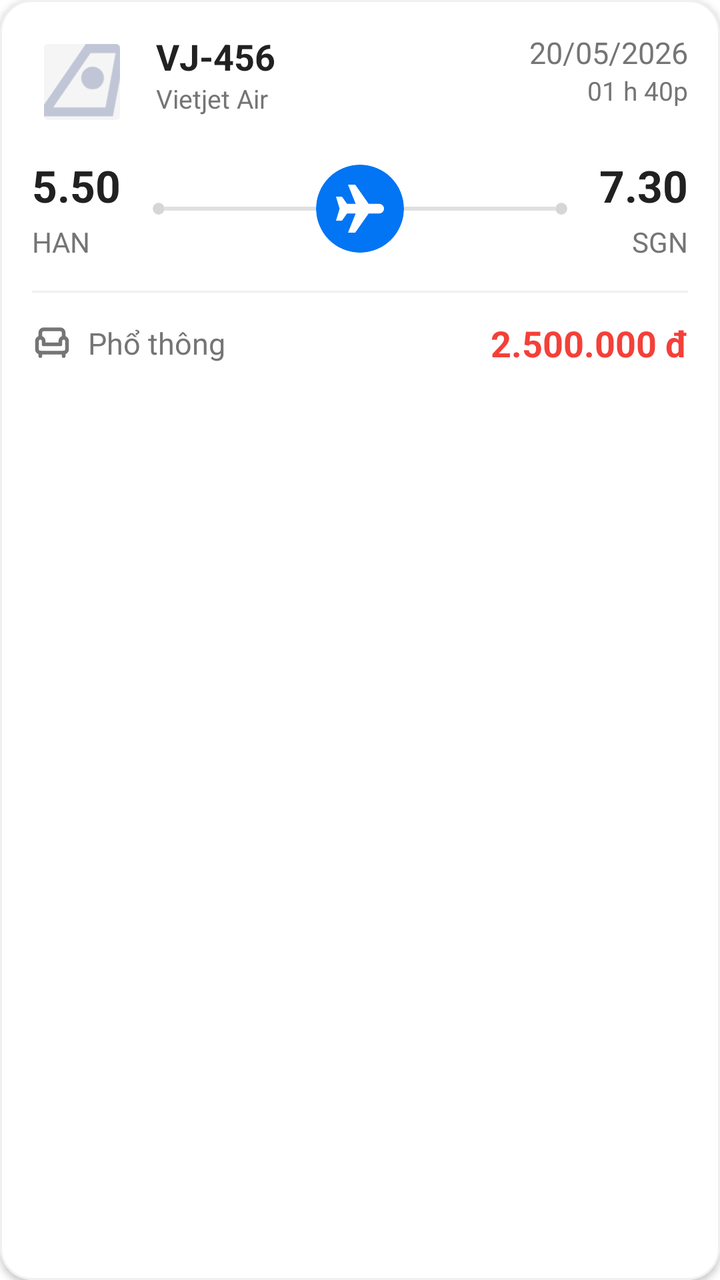
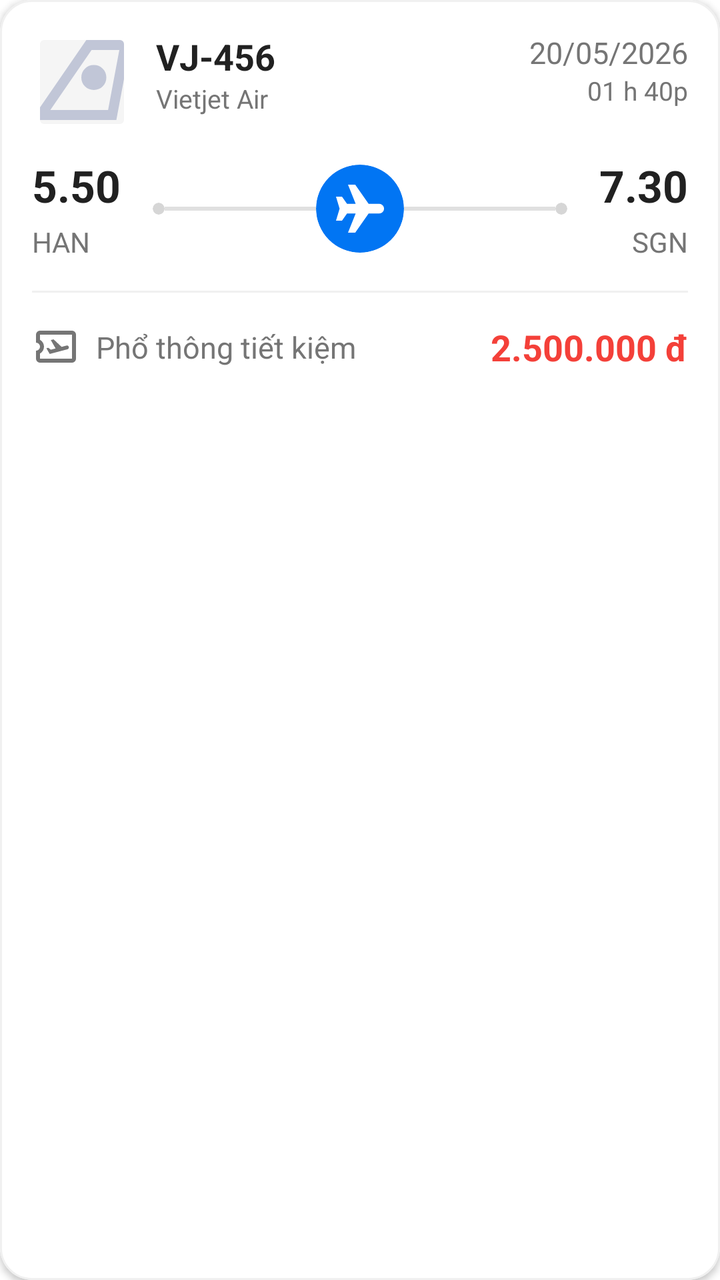

Two renders of the same Android screen: before a commit and after it. Below are the layout's source before the change and the commit's diff.
<!-- AndroidManifest.xml: application theme Theme.FlightBookingApp -->
<!-- res/layout/item_flight.xml -->
<?xml version="1.0" encoding="utf-8"?>
<com.google.android.material.card.MaterialCardView xmlns:android="http://schemas.android.com/apk/res/android"
    xmlns:app="http://schemas.android.com/apk/res-auto"
    android:layout_width="match_parent"
    android:layout_height="wrap_content"
    android:layout_marginHorizontal="16dp"
    android:layout_marginVertical="8dp"
    app:cardBackgroundColor="#FFFFFF"
    app:cardCornerRadius="16dp"
    app:cardElevation="2dp"
    app:strokeColor="#F0F0F0"
    app:strokeWidth="1dp">

    <androidx.constraintlayout.widget.ConstraintLayout
        android:layout_width="match_parent"
        android:layout_height="wrap_content"
        android:padding="16dp">
        

            <com.google.android.material.imageview.ShapeableImageView
                android:id="@+id/imgAirlineLogo"
                android:layout_width="50dp"
                android:layout_height="50dp"
                android:background="#F5F5F5"
                android:padding="6dp"
                android:src="@drawable/ic_airline"
                android:scaleType="centerCrop"
                app:shapeAppearanceOverlay="@style/RoundedCorners"
                app:layout_constraintStart_toStartOf="parent"
                app:layout_constraintTop_toTopOf="parent"/>
        
        <TextView
            android:id="@+id/tv_flight_number"
            android:layout_width="wrap_content"
            android:layout_height="wrap_content"
            android:layout_marginStart="12dp"
            android:text="VJ-456"
            android:textColor="#212121"
            android:textSize="18sp"
            android:textStyle="bold"
            app:layout_constraintBottom_toTopOf="@id/tv_flight_airline"
            app:layout_constraintStart_toEndOf="@id/imgAirlineLogo"
            app:layout_constraintTop_toTopOf="@id/imgAirlineLogo" />

        <TextView
            android:id="@+id/tv_flight_airline"
            android:layout_width="wrap_content"
            android:layout_height="wrap_content"
            android:layout_marginStart="12dp"
            android:text="Vietjet Air"
            android:textColor="#757575"
            android:textSize="13sp"
            app:layout_constraintStart_toEndOf="@id/imgAirlineLogo"
            app:layout_constraintTop_toBottomOf="@id/tv_flight_number" />


        <TextView
            android:id="@+id/tv_date"
            android:layout_width="wrap_content"
            android:layout_height="wrap_content"
            android:text="20/05/2026"
            android:textColor="#757575"
            android:textSize="15sp"
            app:layout_constraintBottom_toTopOf="@id/tv_duration"
            app:layout_constraintEnd_toEndOf="parent"
            app:layout_constraintTop_toTopOf="@id/imgAirlineLogo"
             />

        <TextView
            android:id="@+id/tv_duration"
            android:layout_width="wrap_content"
            android:layout_height="wrap_content"
            android:text="01 h 40p"
            android:textColor="#757575"
            android:textSize="13sp"
            app:layout_constraintEnd_toEndOf="parent"
            app:layout_constraintTop_toBottomOf="@id/tv_date"
            />


        <TextView
            android:id="@+id/tv_departure_time"
            android:layout_width="wrap_content"
            android:layout_height="wrap_content"
            android:layout_marginTop="12dp"
            android:text="5.50"
            android:textColor="#212121"
            android:textSize="22sp"
            android:textStyle="bold"
            app:layout_constraintStart_toStartOf="parent"
            app:layout_constraintTop_toBottomOf="@id/imgAirlineLogo" />

        <TextView
            android:id="@+id/tv_departure_location"
            android:layout_width="wrap_content"
            android:layout_height="wrap_content"
            android:layout_marginTop="4dp"
            android:text="HAN"
            android:textColor="#757575"
            android:textSize="14sp"
            app:layout_constraintStart_toStartOf="parent"
            app:layout_constraintTop_toBottomOf="@id/tv_departure_time" />

        <TextView
            android:id="@+id/tv_arrival_time"
            android:layout_width="wrap_content"
            android:layout_height="wrap_content"
            android:text="7.30"
            android:textColor="#212121"
            android:textSize="22sp"
            android:textStyle="bold"
            app:layout_constraintEnd_toEndOf="parent"
            app:layout_constraintTop_toTopOf="@id/tv_departure_time" />

        <TextView
            android:id="@+id/tv_arrival_location"
            android:layout_width="wrap_content"
            android:layout_height="wrap_content"
            android:layout_marginTop="4dp"
            android:text="SGN"
            android:textColor="#757575"
            android:textSize="14sp"
            app:layout_constraintEnd_toEndOf="parent"
            app:layout_constraintTop_toBottomOf="@id/tv_arrival_time" />

        <com.google.android.material.card.MaterialCardView
            android:id="@+id/card_plane_icon"
            android:layout_width="44dp"
            android:layout_height="44dp"
            app:cardBackgroundColor="#0175F3"
            app:cardCornerRadius="22dp"
            app:cardElevation="0dp"
            app:layout_constraintBottom_toBottomOf="@id/tv_departure_location"
            app:layout_constraintEnd_toStartOf="@id/tv_arrival_time"
            app:layout_constraintStart_toEndOf="@id/tv_departure_time"
            app:layout_constraintTop_toTopOf="@id/tv_departure_time">

            <ImageView
                android:layout_width="24dp"
                android:layout_height="24dp"
                android:layout_gravity="center"
                android:scaleType="centerCrop"
                android:src="@drawable/ic_item_flight"
                app:tint="#FFFFFF" />
        </com.google.android.material.card.MaterialCardView>

        <com.google.android.material.card.MaterialCardView
            android:id="@+id/dot_left"
            android:layout_width="6dp"
            android:layout_height="6dp"
            android:layout_marginStart="16dp"
            app:cardBackgroundColor="#D6D6D6"
            app:cardCornerRadius="3dp"
            app:cardElevation="0dp"
            app:layout_constraintBottom_toBottomOf="@id/card_plane_icon"
            app:layout_constraintStart_toEndOf="@id/tv_departure_time"
            app:layout_constraintTop_toTopOf="@id/card_plane_icon" />

        <View
            android:layout_width="0dp"
            android:layout_height="2dp"
            android:background="#E0E0E0"
            app:layout_constraintBottom_toBottomOf="@id/card_plane_icon"
            app:layout_constraintEnd_toStartOf="@id/card_plane_icon"
            app:layout_constraintStart_toEndOf="@id/dot_left"
            app:layout_constraintTop_toTopOf="@id/card_plane_icon" />

        <com.google.android.material.card.MaterialCardView
            android:id="@+id/dot_right"
            android:layout_width="6dp"
            android:layout_height="6dp"
            android:layout_marginEnd="16dp"
            app:cardBackgroundColor="#D6D6D6"
            app:cardCornerRadius="3dp"
            app:cardElevation="0dp"
            app:layout_constraintBottom_toBottomOf="@id/card_plane_icon"
            app:layout_constraintEnd_toStartOf="@id/tv_arrival_time"
            app:layout_constraintTop_toTopOf="@id/card_plane_icon" />

        <View
            android:layout_width="0dp"
            android:layout_height="2dp"
            android:background="#E0E0E0"
            app:layout_constraintBottom_toBottomOf="@id/card_plane_icon"
            app:layout_constraintEnd_toStartOf="@id/dot_right"
            app:layout_constraintStart_toEndOf="@id/card_plane_icon"
            app:layout_constraintTop_toTopOf="@id/card_plane_icon" />


        <View
            android:id="@+id/divider"
            android:layout_width="match_parent"
            android:layout_height="1dp"
            android:layout_marginTop="15dp"
            android:background="#F0F0F0"
            app:layout_constraintTop_toBottomOf="@id/tv_departure_location" />


        <ImageView
            android:id="@+id/iv_seat"
            android:layout_width="20dp"
            android:layout_height="20dp"
            android:layout_marginTop="15dp"
            android:src="@drawable/ic_seat_class"
            app:tint="#757575"
            app:layout_constraintStart_toStartOf="parent"
            app:layout_constraintTop_toBottomOf="@id/divider" />

        <TextView
            android:id="@+id/tv_seat_class"
            android:layout_width="wrap_content"
            android:layout_height="wrap_content"
            android:layout_marginStart="8dp"
            android:text="Phổ thông"
            android:textColor="#757575"
            android:textSize="15sp"
            app:layout_constraintBottom_toBottomOf="@id/iv_seat"
            app:layout_constraintStart_toEndOf="@id/iv_seat"
            app:layout_constraintTop_toTopOf="@id/iv_seat" />

        <TextView
            android:id="@+id/tv_price"
            android:layout_width="wrap_content"
            android:layout_height="wrap_content"
            android:text="2.500.000 đ"
            android:textColor="@color/primary_red"
            android:textSize="18sp"
            android:textStyle="bold"
            app:layout_constraintBottom_toBottomOf="@id/iv_seat"
            app:layout_constraintEnd_toEndOf="parent"
            app:layout_constraintTop_toTopOf="@id/iv_seat" />


    </androidx.constraintlayout.widget.ConstraintLayout>
</com.google.android.material.card.MaterialCardView>
<!-- resources referenced by this layout -->
<resources>
  <color name="primary_red">#F44039</color>
  <!-- drawable ic_item_flight (drawable) -->
  <vector xmlns:android="http://schemas.android.com/apk/res/android"
      android:width="20dp"
      android:height="20dp"
      android:viewportWidth="20"
      android:viewportHeight="20">
    <path
        android:pathData="M0,5H2.5L4.6,8H8.2L5,0H8L13.6,8H18C18.55,8 19.021,8.196 19.413,8.587C19.804,8.979 20,9.45 20,10C20,10.55 19.804,11.021 19.413,11.413C19.021,11.804 18.55,12 18,12H13.6L8,20H5L8.2,12H4.6L2.5,15H0L1.5,10L0,5Z"
        android:fillColor="#0059BB"/>
  </vector>
  <!-- drawable ic_seat_class (drawable) -->
  <vector xmlns:android="http://schemas.android.com/apk/res/android"
      android:width="16dp"
      android:height="16dp"
      android:viewportWidth="16"
      android:viewportHeight="16">
    <path
        android:pathData="M12.667,6V4C12.667,3.646 12.526,3.307 12.276,3.057C12.026,2.807 11.687,2.667 11.333,2.667H4.667C4.313,2.667 3.974,2.807 3.724,3.057C3.474,3.307 3.333,3.646 3.333,4V6"
        android:strokeLineJoin="round"
        android:strokeWidth="1.5"
        android:fillColor="#00000000"
        android:strokeColor="#555555"
        android:strokeLineCap="round"/>
    <path
        android:pathData="M2,7.333V10.667C2,11.02 2.14,11.359 2.391,11.609C2.641,11.859 2.98,12 3.333,12H12.667C13.02,12 13.359,11.859 13.609,11.609C13.859,11.359 14,11.02 14,10.667V7.333C14,6.98 13.859,6.641 13.609,6.391C13.359,6.14 13.02,6 12.667,6C12.313,6 11.974,6.14 11.724,6.391C11.474,6.641 11.333,6.98 11.333,7.333V8.667H4.667V7.333C4.667,6.98 4.526,6.641 4.276,6.391C4.026,6.14 3.687,6 3.333,6C2.98,6 2.641,6.14 2.391,6.391C2.14,6.641 2,6.98 2,7.333V7.333Z"
        android:strokeLineJoin="round"
        android:strokeWidth="1.5"
        android:fillColor="#00000000"
        android:strokeColor="#555555"
        android:strokeLineCap="round"/>
    <path
        android:pathData="M3.333,12V13.333"
        android:strokeLineJoin="round"
        android:strokeWidth="1.5"
        android:fillColor="#00000000"
        android:strokeColor="#555555"
        android:strokeLineCap="round"/>
    <path
        android:pathData="M12.667,12V13.333"
        android:strokeLineJoin="round"
        android:strokeWidth="1.5"
        android:fillColor="#00000000"
        android:strokeColor="#555555"
        android:strokeLineCap="round"/>
  </vector>
  <style name="RoundedCorners" parent="">
          <item name="cornerFamily">rounded</item>
          <item name="cornerSizeTopLeft">2dp</item>
          <item name="cornerSizeTopRight">2dp</item>
          <item name="cornerSizeBottomLeft">2dp</item>
          <item name="cornerSizeBottomRight">2dp</item>
      </style>
  <style name="Theme.FlightBookingApp" parent="Theme.MaterialComponents.DayNight.NoActionBar">
          
          <item name="colorPrimary">@color/purple_500</item>
          <item name="colorPrimaryVariant">@color/purple_700</item>
          <item name="colorOnPrimary">@color/white</item>
          
          <item name="colorSecondary">@color/teal_200</item>
          <item name="colorSecondaryVariant">@color/teal_700</item>
          <item name="colorOnSecondary">@color/black</item>
          
          <item name="android:statusBarColor">?attr/colorPrimaryVariant</item>
          
      </style>
  <color name="purple_500">#FF6200EE</color>
  <color name="purple_700">#FF3700B3</color>
  <color name="white">#FFFFFFFF</color>
  <color name="teal_200">#FF03DAC5</color>
  <color name="teal_700">#FF018786</color>
  <color name="black">#FF000000</color>
  <!-- unchanged entries left out for length: 1 -->
</resources>

<!-- the commit's change to res/layout/item_flight.xml (unified diff, before → after) -->
@@ -22,7 +22,7 @@
                 android:layout_width="50dp"
                 android:layout_height="50dp"
                 android:background="#F5F5F5"
-                android:padding="6dp"
+                android:padding="4dp"
                 android:src="@drawable/ic_airline"
                 android:scaleType="centerCrop"
                 app:shapeAppearanceOverlay="@style/RoundedCorners"
@@ -197,26 +197,26 @@
 
 
         <ImageView
-            android:id="@+id/iv_seat"
-            android:layout_width="20dp"
-            android:layout_height="20dp"
+            android:id="@+id/iv_fare_class"
+            android:layout_width="24dp"
+            android:layout_height="24dp"
             android:layout_marginTop="15dp"
-            android:src="@drawable/ic_seat_class"
+            android:src="@drawable/ic_fare_class"
             app:tint="#757575"
             app:layout_constraintStart_toStartOf="parent"
             app:layout_constraintTop_toBottomOf="@id/divider" />
 
         <TextView
-            android:id="@+id/tv_seat_class"
+            android:id="@+id/tv_fare_class"
             android:layout_width="wrap_content"
             android:layout_height="wrap_content"
             android:layout_marginStart="8dp"
-            android:text="Phổ thông"
+            android:text="Phổ thông tiết kiệm"
             android:textColor="#757575"
             android:textSize="15sp"
-            app:layout_constraintBottom_toBottomOf="@id/iv_seat"
-            app:layout_constraintStart_toEndOf="@id/iv_seat"
-            app:layout_constraintTop_toTopOf="@id/iv_seat" />
+            app:layout_constraintBottom_toBottomOf="@id/iv_fare_class"
+            app:layout_constraintStart_toEndOf="@id/iv_fare_class"
+            app:layout_constraintTop_toTopOf="@id/iv_fare_class" />
 
         <TextView
             android:id="@+id/tv_price"
@@ -226,9 +226,9 @@
             android:textColor="@color/primary_red"
             android:textSize="18sp"
             android:textStyle="bold"
-            app:layout_constraintBottom_toBottomOf="@id/iv_seat"
-            app:layout_constraintEnd_toEndOf="parent"
-            app:layout_constraintTop_toTopOf="@id/iv_seat" />
+            app:layout_constraintBottom_toBottomOf="@id/iv_fare_class"
+            app:layout_constraintEnd_toEndOf="parent"
+            app:layout_constraintTop_toTopOf="@id/iv_fare_class" />
 
 
     </androidx.constraintlayout.widget.ConstraintLayout>
<!-- resource entries referenced after the edit -->
@@ -1,6 +1,16 @@
 <!-- resources referenced by this layout -->
 <resources>
   <color name="primary_red">#F44039</color>
+  <!-- drawable ic_fare_class (drawable) -->
+  <vector xmlns:android="http://schemas.android.com/apk/res/android"
+      android:width="24dp"
+      android:height="24dp"
+      android:viewportWidth="960"
+      android:viewportHeight="960">
+    <path
+        android:pathData="m354,626 l356,-94q15,-4 22.5,-18.5T736,484q-4,-15 -17.5,-22.5T690,458l-98,26 -160,-150 -56,14 96,168 -96,24 -50,-38 -38,10 66,114ZM800,800L160,800q-33,0 -56.5,-23.5T80,720v-160q33,0 56.5,-23.5T160,480q0,-33 -23.5,-56.5T80,400v-160q0,-33 23.5,-56.5T160,160h640q33,0 56.5,23.5T880,240v480q0,33 -23.5,56.5T800,800ZM800,720v-480L160,240v102q37,22 58.5,58.5T240,480q0,43 -21.5,79.5T160,618v102h640ZM480,480Z"
+        android:fillColor="#006D3B"/>
+  </vector>
   <!-- drawable ic_item_flight (drawable) -->
   <vector xmlns:android="http://schemas.android.com/apk/res/android"
       android:width="20dp"
@@ -10,41 +20,6 @@
     <path
         android:pathData="M0,5H2.5L4.6,8H8.2L5,0H8L13.6,8H18C18.55,8 19.021,8.196 19.413,8.587C19.804,8.979 20,9.45 20,10C20,10.55 19.804,11.021 19.413,11.413C19.021,11.804 18.55,12 18,12H13.6L8,20H5L8.2,12H4.6L2.5,15H0L1.5,10L0,5Z"
         android:fillColor="#0059BB"/>
-  </vector>
-  <!-- drawable ic_seat_class (drawable) -->
-  <vector xmlns:android="http://schemas.android.com/apk/res/android"
-      android:width="16dp"
-      android:height="16dp"
-      android:viewportWidth="16"
-      android:viewportHeight="16">
-    <path
-        android:pathData="M12.667,6V4C12.667,3.646 12.526,3.307 12.276,3.057C12.026,2.807 11.687,2.667 11.333,2.667H4.667C4.313,2.667 3.974,2.807 3.724,3.057C3.474,3.307 3.333,3.646 3.333,4V6"
-        android:strokeLineJoin="round"
-        android:strokeWidth="1.5"
-        android:fillColor="#00000000"
-        android:strokeColor="#555555"
-        android:strokeLineCap="round"/>
-    <path
-        android:pathData="M2,7.333V10.667C2,11.02 2.14,11.359 2.391,11.609C2.641,11.859 2.98,12 3.333,12H12.667C13.02,12 13.359,11.859 13.609,11.609C13.859,11.359 14,11.02 14,10.667V7.333C14,6.98 13.859,6.641 13.609,6.391C13.359,6.14 13.02,6 12.667,6C12.313,6 11.974,6.14 11.724,6.391C11.474,6.641 11.333,6.98 11.333,7.333V8.667H4.667V7.333C4.667,6.98 4.526,6.641 4.276,6.391C4.026,6.14 3.687,6 3.333,6C2.98,6 2.641,6.14 2.391,6.391C2.14,6.641 2,6.98 2,7.333V7.333Z"
-        android:strokeLineJoin="round"
-        android:strokeWidth="1.5"
-        android:fillColor="#00000000"
-        android:strokeColor="#555555"
-        android:strokeLineCap="round"/>
-    <path
-        android:pathData="M3.333,12V13.333"
-        android:strokeLineJoin="round"
-        android:strokeWidth="1.5"
-        android:fillColor="#00000000"
-        android:strokeColor="#555555"
-        android:strokeLineCap="round"/>
-    <path
-        android:pathData="M12.667,12V13.333"
-        android:strokeLineJoin="round"
-        android:strokeWidth="1.5"
-        android:fillColor="#00000000"
-        android:strokeColor="#555555"
-        android:strokeLineCap="round"/>
   </vector>
   <style name="RoundedCorners" parent="">
           <item name="cornerFamily">rounded</item>
